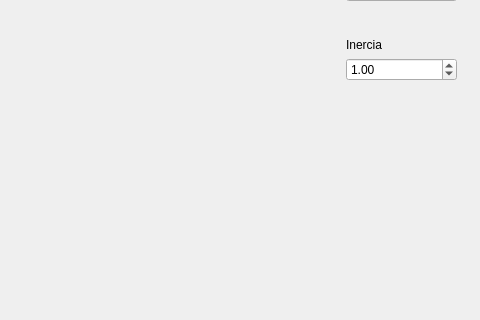
Before: the Qt Designer form mainwindow.ui in brunoaibanez/ParticleSwarmOptimization, drawn with Qt 5; both pictures show x 294 to 774 and y 130 to 450 of the 774 by 600 pixel window.
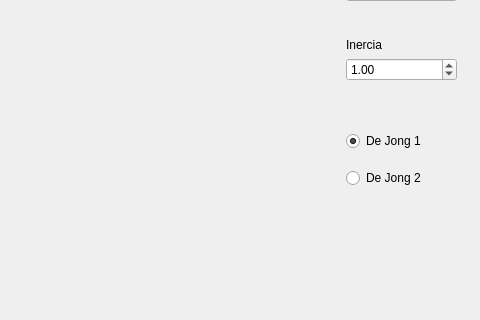
After: the same form once the commit is applied.

Commit message: Added second function of optimization and its button on mainwindow

The edit to the form file:
```diff
--- a/mainwindow.ui
+++ b/mainwindow.ui
@@ -149,6 +149,35 @@
      </item>
     </layout>
    </widget>
+   <widget class="QWidget" name="verticalLayoutWidget_2">
+    <property name="geometry">
+     <rect>
+      <x>640</x>
+      <y>250</y>
+      <width>111</width>
+      <height>80</height>
+     </rect>
+    </property>
+    <layout class="QVBoxLayout" name="verticalLayout_2">
+     <item>
+      <widget class="QRadioButton" name="deJongButton1">
+       <property name="text">
+        <string>De Jong 1</string>
+       </property>
+       <property name="checked">
+        <bool>true</bool>
+       </property>
+      </widget>
+     </item>
+     <item>
+      <widget class="QRadioButton" name="deJongButton2">
+       <property name="text">
+        <string>De Jong 2</string>
+       </property>
+      </widget>
+     </item>
+    </layout>
+   </widget>
   </widget>
   <widget class="QMenuBar" name="menubar">
    <property name="geometry">
```
The commit also changes 7 other files.
